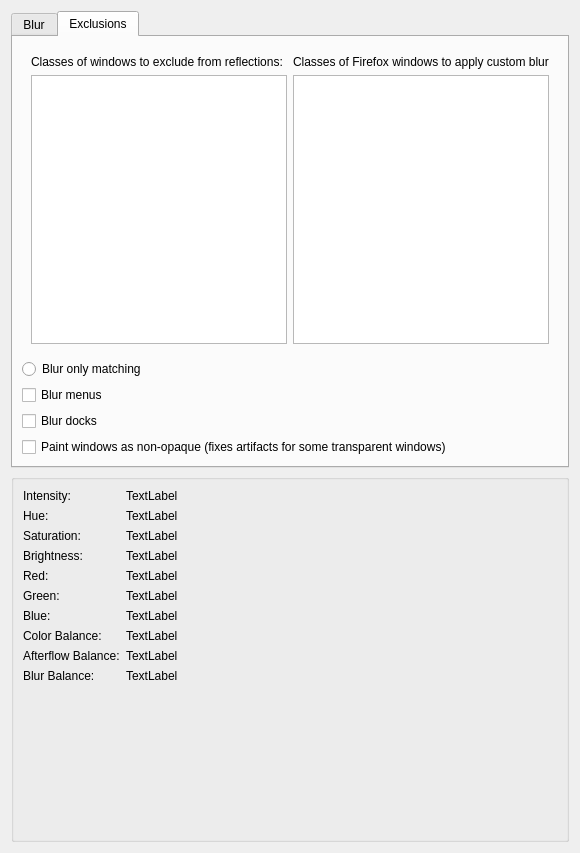
Before: the Qt Designer form kwin/effects_cpp/kde-effects-aeroglassblur/src/kcm/blur_config.ui in aeroshell-desktop/aerothemeplasma, drawn with Qt 5.
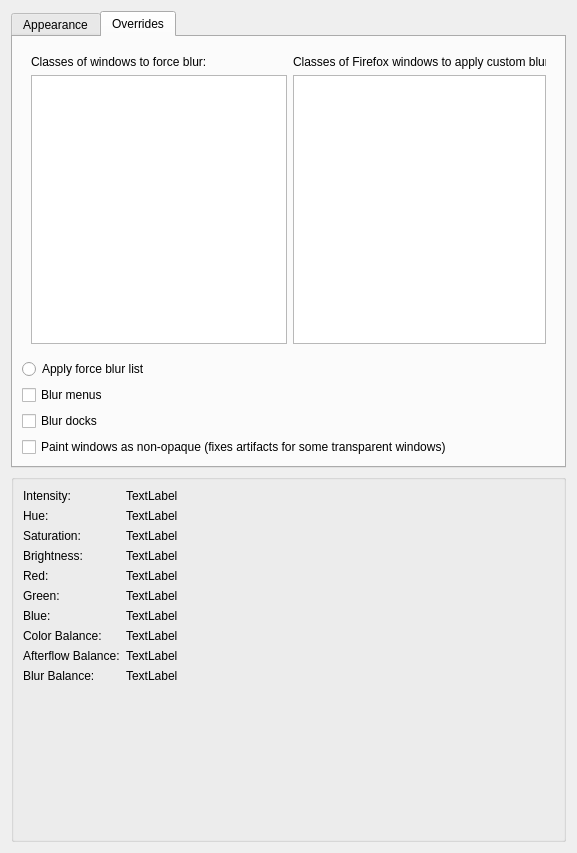
After: the same form once the commit is applied. The open tabs and pages were chosen to show the change. Icons and pictures are not drawn.

What changed in the file:
```diff
--- a/kwin/effects_cpp/kde-effects-aeroglassblur/src/kcm/blur_config.ui
+++ b/kwin/effects_cpp/kde-effects-aeroglassblur/src/kcm/blur_config.ui
@@ -24,7 +24,7 @@
      </property>
      <widget class="QWidget" name="blurWidget">
       <attribute name="title">
-       <string>Blur</string>
+       <string>Appearance</string>
       </attribute>
       <layout class="QVBoxLayout" name="verticalLayout_2">
        <item>
@@ -309,7 +309,7 @@
      </widget>
      <widget class="QWidget" name="forceBlurWidget">
       <attribute name="title">
-       <string>Exclusions</string>
+       <string>Overrides</string>
       </attribute>
       <layout class="QVBoxLayout">
        <item>
@@ -318,7 +318,7 @@
           <item row="0" column="0">
            <widget class="QLabel" name="classLabel">
             <property name="text">
-             <string>Classes of windows to exclude from reflections:</string>
+             <string>Classes of windows to force blur:</string>
             </property>
            </widget>
           </item>
@@ -351,7 +351,7 @@
          <item>
           <widget class="QRadioButton" name="kcfg_BlurMatching">
            <property name="text">
-            <string>Blur only matching</string>
+            <string>Apply force blur list</string>
            </property>
           </widget>
          </item>
```
